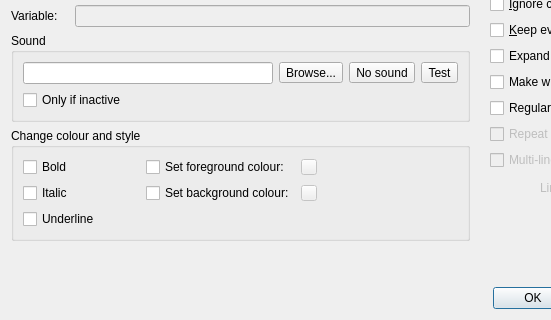
jnbooth/smushclient, file smushclient-qt/cpp/ui/prefs/triggeredit.ui: the form before one commit; both pictures show x 0 to 551 and y 607 to 927 of the 670 by 927 pixel window.
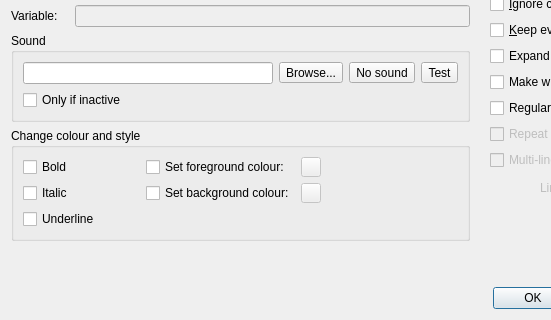
The form after the commit. Icons and pictures are not drawn. Custom widgets are drawn as their Qt base class.

Diff of the .ui file:
```diff
--- a/smushclient-qt/cpp/ui/prefs/triggeredit.ui
+++ b/smushclient-qt/cpp/ui/prefs/triggeredit.ui
@@ -316,8 +316,8 @@
             </property>
             <property name="maximumSize">
              <size>
-              <width>16</width>
-              <height>16</height>
+              <width>20</width>
+              <height>20</height>
              </size>
             </property>
            </widget>
@@ -349,8 +349,8 @@
             </property>
             <property name="maximumSize">
              <size>
-              <width>16</width>
-              <height>16</height>
+              <width>20</width>
+              <height>20</height>
              </size>
             </property>
            </widget>
```
